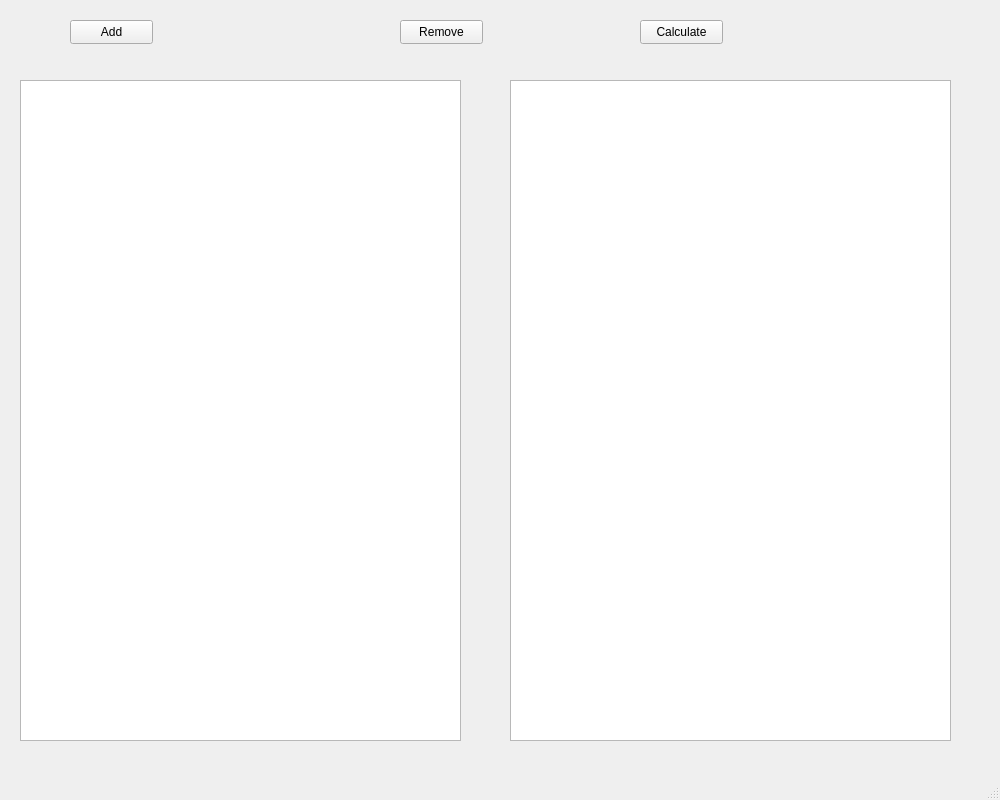
Old version of the form playground/MannschaftsGenerator/.GUI/GUI_Number_1.ui in the repository VaderLader/NikNDad.
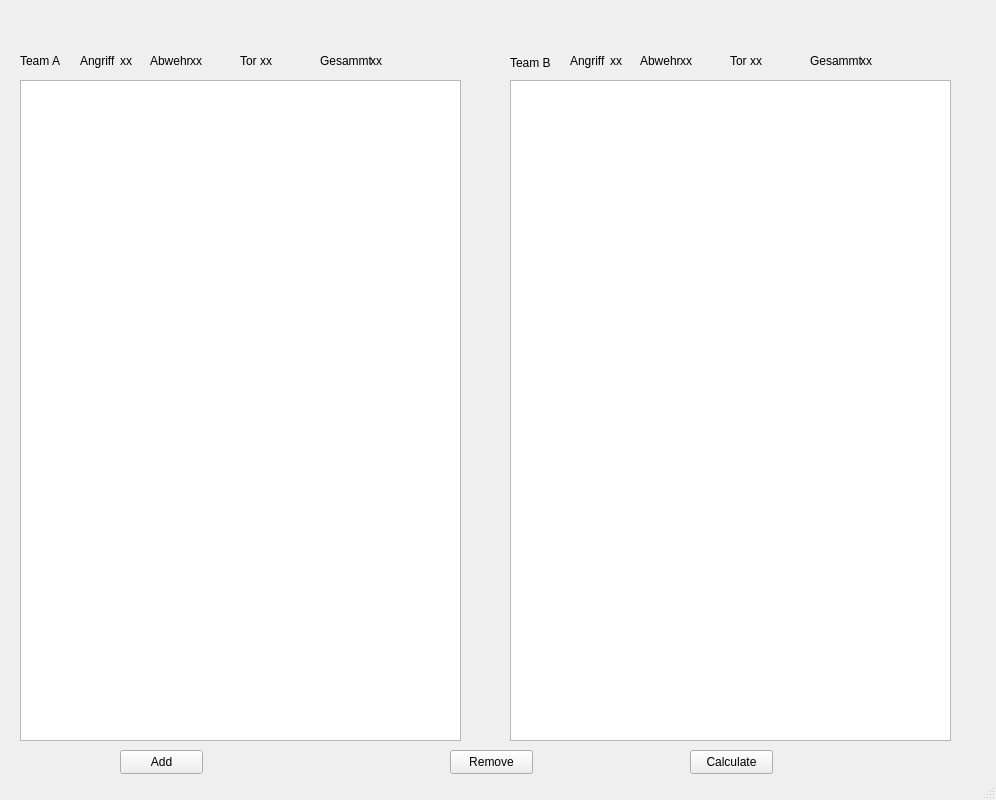
New version of the form. Icons and pictures are not drawn.

Commit message: Added Icon, Team averages

The edit to the form file:
```diff
--- a/playground/MannschaftsGenerator/.GUI/GUI_Number_1.ui
+++ b/playground/MannschaftsGenerator/.GUI/GUI_Number_1.ui
@@ -6,7 +6,7 @@
    <rect>
     <x>0</x>
     <y>0</y>
-    <width>1000</width>
+    <width>996</width>
     <height>800</height>
    </rect>
   </property>
@@ -55,8 +55,8 @@
    <widget class="QPushButton" name="pushButton_1">
     <property name="geometry">
      <rect>
-      <x>640</x>
-      <y>20</y>
+      <x>690</x>
+      <y>750</y>
       <width>83</width>
       <height>24</height>
      </rect>
@@ -68,8 +68,8 @@
    <widget class="QPushButton" name="pushButton_2">
     <property name="geometry">
      <rect>
-      <x>70</x>
-      <y>20</y>
+      <x>120</x>
+      <y>750</y>
       <width>83</width>
       <height>24</height>
      </rect>
@@ -81,8 +81,8 @@
    <widget class="QPushButton" name="pushButton_3">
     <property name="geometry">
      <rect>
-      <x>400</x>
-      <y>20</y>
+      <x>450</x>
+      <y>750</y>
       <width>83</width>
       <height>24</height>
      </rect>
@@ -91,16 +91,240 @@
      <string>Remove</string>
     </property>
    </widget>
-  </widget>
-  <widget class="QMenuBar" name="menubar">
-   <property name="geometry">
-    <rect>
-     <x>0</x>
-     <y>0</y>
-     <width>1000</width>
-     <height>21</height>
-    </rect>
-   </property>
+   <widget class="QLabel" name="label">
+    <property name="geometry">
+     <rect>
+      <x>20</x>
+      <y>50</y>
+      <width>41</width>
+      <height>21</height>
+     </rect>
+    </property>
+    <property name="text">
+     <string>Team A</string>
+    </property>
+   </widget>
+   <widget class="QLabel" name="label_2">
+    <property name="geometry">
+     <rect>
+      <x>510</x>
+      <y>53</y>
+      <width>46</width>
+      <height>20</height>
+     </rect>
+    </property>
+    <property name="text">
+     <string>Team B</string>
+    </property>
+   </widget>
+   <widget class="QLabel" name="label_3">
+    <property name="geometry">
+     <rect>
+      <x>80</x>
+      <y>50</y>
+      <width>41</width>
+      <height>21</height>
+     </rect>
+    </property>
+    <property name="text">
+     <string>Angriff</string>
+    </property>
+   </widget>
+   <widget class="QLabel" name="angriff_A">
+    <property name="geometry">
+     <rect>
+      <x>120</x>
+      <y>50</y>
+      <width>16</width>
+      <height>21</height>
+     </rect>
+    </property>
+    <property name="text">
+     <string>xx</string>
+    </property>
+   </widget>
+   <widget class="QLabel" name="label_4">
+    <property name="geometry">
+     <rect>
+      <x>150</x>
+      <y>50</y>
+      <width>41</width>
+      <height>21</height>
+     </rect>
+    </property>
+    <property name="text">
+     <string>Abwehr</string>
+    </property>
+   </widget>
+   <widget class="QLabel" name="abwehr_A">
+    <property name="geometry">
+     <rect>
+      <x>190</x>
+      <y>50</y>
+      <width>16</width>
+      <height>21</height>
+     </rect>
+    </property>
+    <property name="text">
+     <string>xx</string>
+    </property>
+   </widget>
+   <widget class="QLabel" name="label_7">
+    <property name="geometry">
+     <rect>
+      <x>240</x>
+      <y>50</y>
+      <width>21</width>
+      <height>21</height>
+     </rect>
+    </property>
+    <property name="text">
+     <string>Tor</string>
+    </property>
+   </widget>
+   <widget class="QLabel" name="torA">
+    <property name="geometry">
+     <rect>
+      <x>260</x>
+      <y>50</y>
+      <width>16</width>
+      <height>21</height>
+     </rect>
+    </property>
+    <property name="text">
+     <string>xx</string>
+    </property>
+   </widget>
+   <widget class="QLabel" name="label_9">
+    <property name="geometry">
+     <rect>
+      <x>320</x>
+      <y>50</y>
+      <width>51</width>
+      <height>21</height>
+     </rect>
+    </property>
+    <property name="text">
+     <string>Gesammt</string>
+    </property>
+   </widget>
+   <widget class="QLabel" name="gesammt_A">
+    <property name="geometry">
+     <rect>
+      <x>370</x>
+      <y>50</y>
+      <width>91</width>
+      <height>21</height>
+     </rect>
+    </property>
+    <property name="text">
+     <string>xx</string>
+    </property>
+   </widget>
+   <widget class="QLabel" name="abwehr_B">
+    <property name="geometry">
+     <rect>
+      <x>680</x>
+      <y>50</y>
+      <width>16</width>
+      <height>21</height>
+     </rect>
+    </property>
+    <property name="text">
+     <string>xx</string>
+    </property>
+   </widget>
+   <widget class="QLabel" name="label_12">
+    <property name="geometry">
+     <rect>
+      <x>640</x>
+      <y>50</y>
+      <width>41</width>
+      <height>21</height>
+     </rect>
+    </property>
+    <property name="text">
+     <string>Abwehr</string>
+    </property>
+   </widget>
+   <widget class="QLabel" name="label_13">
+    <property name="geometry">
+     <rect>
+      <x>570</x>
+      <y>50</y>
+      <width>41</width>
+      <height>21</height>
+     </rect>
+    </property>
+    <property name="text">
+     <string>Angriff</string>
+    </property>
+   </widget>
+   <widget class="QLabel" name="tor_B">
+    <property name="geometry">
+     <rect>
+      <x>750</x>
+      <y>50</y>
+      <width>16</width>
+      <height>21</height>
+     </rect>
+    </property>
+    <property name="text">
+     <string>xx</string>
+    </property>
+   </widget>
+   <widget class="QLabel" name="angriff_B">
+    <property name="geometry">
+     <rect>
+      <x>610</x>
+      <y>50</y>
+      <width>16</width>
+      <height>21</height>
+     </rect>
+    </property>
+    <property name="text">
+     <string>xx</string>
+    </property>
+   </widget>
+   <widget class="QLabel" name="label_16">
+    <property name="geometry">
+     <rect>
+      <x>810</x>
+      <y>50</y>
+      <width>51</width>
+      <height>21</height>
+     </rect>
+    </property>
+    <property name="text">
+     <string>Gesammt</string>
+    </property>
+   </widget>
+   <widget class="QLabel" name="gesammt_B">
+    <property name="geometry">
+     <rect>
+      <x>860</x>
+      <y>50</y>
+      <width>91</width>
+      <height>21</height>
+     </rect>
+    </property>
+    <property name="text">
+     <string>xx</string>
+    </property>
+   </widget>
+   <widget class="QLabel" name="label_18">
+    <property name="geometry">
+     <rect>
+      <x>730</x>
+      <y>50</y>
+      <width>21</width>
+      <height>21</height>
+     </rect>
+    </property>
+    <property name="text">
+     <string>Tor</string>
+    </property>
+   </widget>
   </widget>
   <widget class="QStatusBar" name="statusbar"/>
  </widget>
```
Left out of the diff: 10 changed lines with no effect on the pictures. The commit also changes 2 other files.
